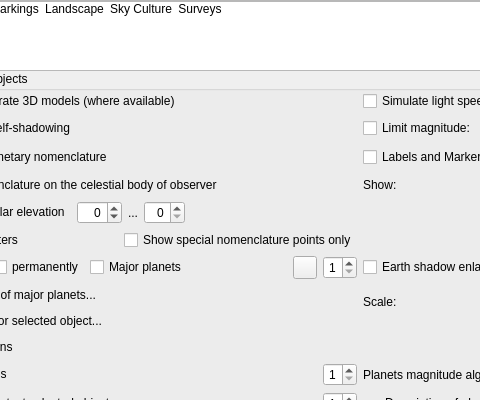
Above: src/gui/viewDialog.ui from Stellarium/stellarium before the change; both pictures show x 105 to 585 and y 0 to 400 of the 929 by 559 pixel window. Below: the same form after it.
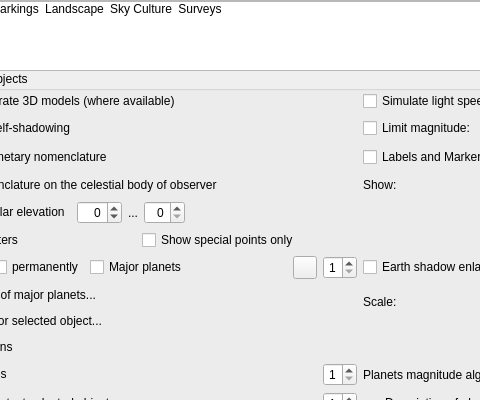
That is the form after the change. The open tabs and pages were chosen to show the change. Icons and pictures are not drawn. Custom widgets are drawn as their Qt base class.

```diff
--- a/src/gui/viewDialog.ui
+++ b/src/gui/viewDialog.ui
@@ -1768,9 +1768,12 @@
                  </item>
                  <item>
                   <widget class="QCheckBox" name="showSpecialNomenclatureOnlyCheckBox">
-                   <property name="text">
+                   <property name="toolTip">
                     <string>Show special nomenclature points only</string>
                    </property>
+                   <property name="text">
+                    <string>Show special points only</string>
+                   </property>
                   </widget>
                  </item>
                 </layout>
```
